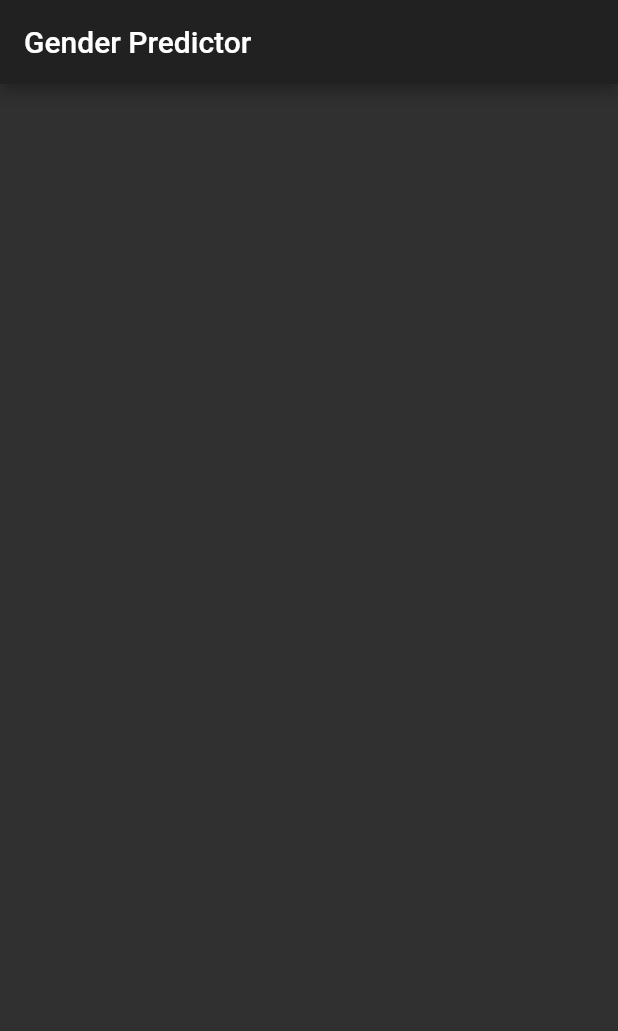
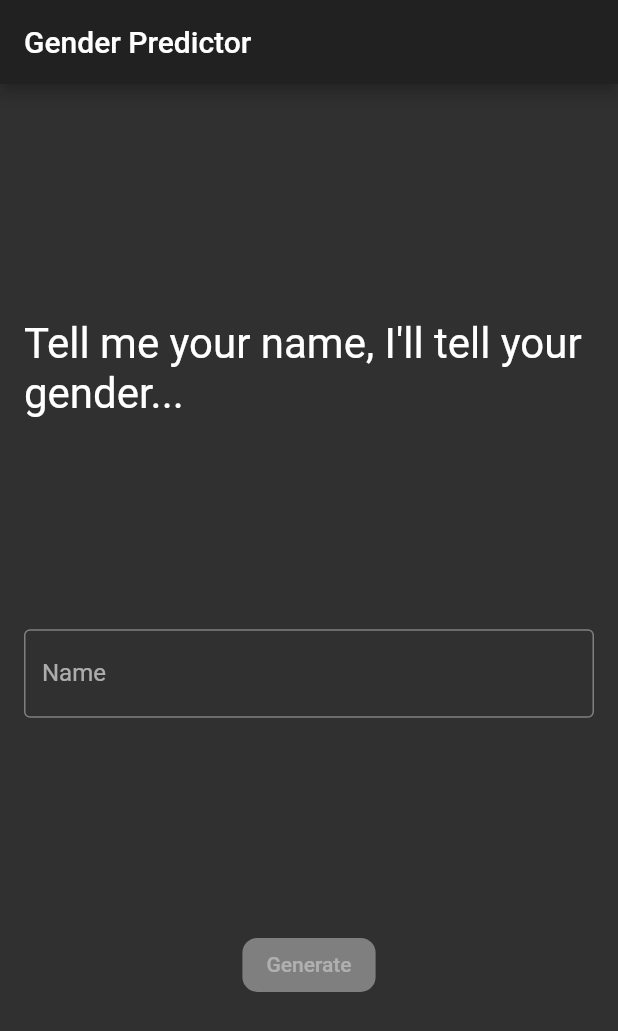
Before and after one commit to ManoVikram/GenderPredictorApp, a Flutter app: the screen it shows after launch, on a phone screen of 412 x 824 dp. Shown: the top 1031 px of the screen. Run offline on Flutter 3.47's test engine with Material 2 defaults, Android fonts, the phone set to English and light mode, and no system bars.

Commit message:
Connected the app to Genderize API and updated the UI to display the gender.

```diff
--- a/lib/main.dart
+++ b/lib/main.dart
@@ -1,4 +1,8 @@
 import 'package:flutter/material.dart';
+import 'package:provider/provider.dart';
+
+import './screens/homeScreen.dart';
+import './models/gender.dart';
 
 class MyApp extends StatefulWidget {
   @override
@@ -8,11 +12,14 @@ class MyApp extends StatefulWidget {
 class _MyAppState extends State<MyApp> {
   @override
   Widget build(BuildContext context) {
-    return MaterialApp(
-      title: "Gender Predictor",
-      debugShowCheckedModeBanner: false,
-      theme: ThemeData.dark(),
-      home: GenderPredictor(),
+    return ChangeNotifierProvider(
+      create: (contxt) => GenderPrediction(),
+      child: MaterialApp(
+        title: "Gender Predictor",
+        debugShowCheckedModeBanner: false,
+        theme: ThemeData.dark(),
+        home: GenderPredictor(),
+      ),
     );
   }
 }
@@ -24,6 +31,7 @@ class GenderPredictor extends StatelessWidget {
       appBar: AppBar(
         title: Text("Gender Predictor"),
       ),
+      body: HomeScreen(),
     );
   }
 }
--- /dev/null
+++ b/lib/models/gender.dart
@@ -0,0 +1,33 @@
+import 'dart:convert';
+
+import 'package:flutter/widgets.dart';
+import 'package:http/http.dart' as http;
+
+class Gender {
+  final String name;
+  final String gender;
+  final num probability;
+
+  Gender({
+    this.name,
+    this.gender,
+    this.probability,
+  });
+}
+
+class GenderPrediction with ChangeNotifier {
+  Gender gender;
+
+  Future<Gender> predictGender(String name) async {
+    final String url = "https://api.genderize.io/?name=$name";
+
+    final response = await http.get(url);
+    final extractedData = json.decode(response.body) as Map<String, dynamic>;
+
+    gender = Gender(
+      name: extractedData["name"],
+      gender: extractedData["gender"],
+      probability: extractedData["probability"],
+    );
+  }
+}
--- /dev/null
+++ b/lib/screens/homeScreen.dart
@@ -0,0 +1,79 @@
+import 'package:flutter/material.dart';
+import 'package:provider/provider.dart';
+
+import '../models/gender.dart';
+
+class HomeScreen extends StatefulWidget {
+  @override
+  _HomeScreenState createState() => _HomeScreenState();
+}
+
+class _HomeScreenState extends State<HomeScreen> {
+  final TextEditingController _controller = TextEditingController();
+  bool _showButton = false;
+
+  Gender gender;
+
+  void _predictGender(String name, BuildContext contxt) async {
+    Provider.of<GenderPrediction>(contxt, listen: false)
+        .predictGender(name.trim());
+    setState(() {
+      gender = Provider.of<GenderPrediction>(contxt, listen: false).gender;
+    });
+  }
+
+  void _activateButton(String text) {
+    if (text.trim().length > 0) {
+      setState(() {
+        _showButton = true;
+      });
+    } else {
+      setState(() {
+        _showButton = false;
+      });
+    }
+  }
+
+  @override
+  Widget build(BuildContext context) {
+    return Padding(
+      padding: const EdgeInsets.all(16.0),
+      child: Column(
+        mainAxisAlignment: MainAxisAlignment.spaceEvenly,
+        crossAxisAlignment: CrossAxisAlignment.center,
+        children: [
+          Text(
+            "Tell me your name, I'll tell your gender...",
+            textScaleFactor: 2,
+          ),
+          TextField(
+            controller: _controller,
+            autocorrect: true,
+            cursorColor: Colors.indigo,
+            decoration: InputDecoration(
+              border: OutlineInputBorder(),
+              labelText: "Name",
+            ),
+            onChanged: (value) => _activateButton(_controller.text),
+          ),
+          RaisedButton(
+            onPressed: _showButton
+                ? () => _predictGender(_controller.text, context)
+                : null,
+            color: Colors.indigoAccent,
+            shape: RoundedRectangleBorder(
+              borderRadius: BorderRadius.circular(10),
+            ),
+            child: Text("Generate"),
+          ),
+          if (gender != null)
+            Text(
+              gender.gender == null
+                  ? "Couldn't predict gender."
+                  : "GENDER: ${gender.gender.toUpperCase()} | PROBABILITY: ${gender.probability}",
+            ),
+        ],
+      ),
+    );
+  }
+}
--- a/pubspec.yaml
+++ b/pubspec.yaml
@@ -23,6 +23,8 @@ environment:
 dependencies:
   flutter:
     sdk: flutter
+  http: ^0.12.2
+  provider: ^4.3.2+3
 
 
   # The following adds the Cupertino Icons font to your application.
```
Also changed, not shown: pubspec.lock, 1 other file.
